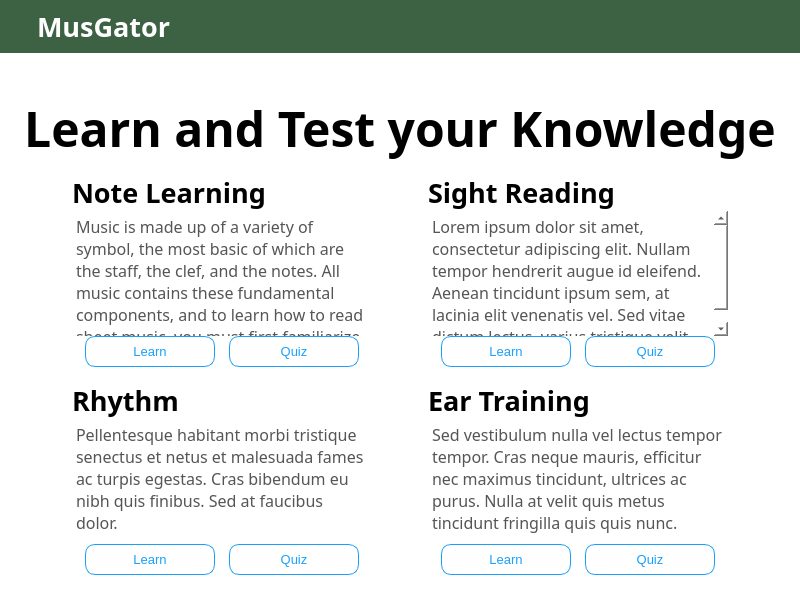
Qt form HomePage.ui (ZachKrol/MusGator) before a commit.
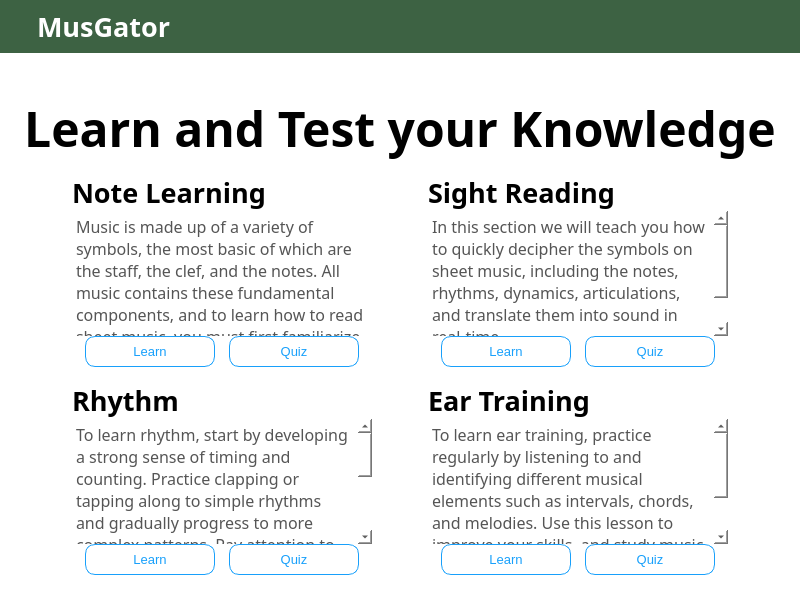
The same form after that commit. Icons and pictures are not drawn.

Commit message: lesson summary

```diff
--- a/HomePage.ui
+++ b/HomePage.ui
@@ -407,7 +407,7 @@
 &lt;html&gt;&lt;head&gt;&lt;meta name=&quot;qrichtext&quot; content=&quot;1&quot; /&gt;&lt;style type=&quot;text/css&quot;&gt;
 p, li { white-space: pre-wrap; }
 &lt;/style&gt;&lt;/head&gt;&lt;body style=&quot; font-family:'Tw Cen MT'; font-size:12pt; font-weight:400; font-style:normal;&quot;&gt;
-&lt;p style=&quot; margin-top:0px; margin-bottom:0px; margin-left:0px; margin-right:0px; -qt-block-indent:0; text-indent:0px;&quot;&gt;Music is made up of a variety of symbol, the most basic of which are the staff, the clef, and the notes. All music contains these fundamental components, and to learn how to read sheet music, you must first familiarize yourself with these basics&lt;/p&gt;&lt;/body&gt;&lt;/html&gt;</string>
+&lt;p style=&quot; margin-top:0px; margin-bottom:0px; margin-left:0px; margin-right:0px; -qt-block-indent:0; text-indent:0px;&quot;&gt;Music is made up of a variety of symbols, the most basic of which are the staff, the clef, and the notes. All music contains these fundamental components, and to learn how to read sheet music, you must first familiarize yourself with these basics&lt;/p&gt;&lt;/body&gt;&lt;/html&gt;</string>
             </property>
            </widget>
           </item>
@@ -566,7 +566,8 @@
 &lt;html&gt;&lt;head&gt;&lt;meta name=&quot;qrichtext&quot; content=&quot;1&quot; /&gt;&lt;style type=&quot;text/css&quot;&gt;
 p, li { white-space: pre-wrap; }
 &lt;/style&gt;&lt;/head&gt;&lt;body style=&quot; font-family:'Tw Cen MT'; font-size:12pt; font-weight:400; font-style:normal;&quot;&gt;
-&lt;p style=&quot; margin-top:0px; margin-bottom:0px; margin-left:0px; margin-right:0px; -qt-block-indent:0; text-indent:0px;&quot;&gt;Pellentesque habitant morbi tristique senectus et netus et malesuada fames ac turpis egestas. Cras bibendum eu nibh quis finibus. Sed at faucibus dolor.&lt;/p&gt;&lt;/body&gt;&lt;/html&gt;</string>
+&lt;p style=&quot; margin-top:0px; margin-bottom:0px; margin-left:0px; margin-right:0px; -qt-block-indent:0; text-indent:0px;&quot;&gt;To learn rhythm, start by developing a strong sense of timing and counting. Practice clapping or tapping along to simple rhythms and gradually progress to more complex patterns. Pay attention to the relationship between notes and rests and how they fit into the beat, and practice playing or singing along with a metronome or backing track to improve your accuracy and consistency.
+&lt;/p&gt;&lt;/body&gt;&lt;/html&gt;</string>
             </property>
            </widget>
           </item>
@@ -766,8 +767,8 @@
              <string>&lt;!DOCTYPE HTML PUBLIC &quot;-//W3C//DTD HTML 4.0//EN&quot; &quot;http://www.w3.org/TR/REC-html40/strict.dtd&quot;&gt;
 &lt;html&gt;&lt;head&gt;&lt;meta name=&quot;qrichtext&quot; content=&quot;1&quot; /&gt;&lt;style type=&quot;text/css&quot;&gt;
 p, li { white-space: pre-wrap; }
-&lt;/style&gt;&lt;/head&gt;&lt;body style=&quot; font-family:'Tw Cen MT'; font-size:12pt; font-weight:400; font-style:normal;&quot;&gt;
-&lt;p style=&quot; margin-top:0px; margin-bottom:0px; margin-left:0px; margin-right:0px; -qt-block-indent:0; text-indent:0px;&quot;&gt;Lorem ipsum dolor sit amet, consectetur adipiscing elit. Nullam tempor hendrerit augue id eleifend. Aenean tincidunt ipsum sem, at lacinia elit venenatis vel. Sed vitae dictum lectus, varius tristique velit.&lt;/p&gt;&lt;/body&gt;&lt;/html&gt;</string>
+&lt;/style&gt;&lt;/head&gt;&lt;body style=&quot; font-family:'Tw Cen MT'; font-size:12pt; font-weight:400; font-style:normal;&quot;&gt;In this section we will teach you how to quickly decipher the symbols on sheet music, including the notes, rhythms, dynamics, articulations, and translate them into sound in real-time. 
+&lt;p style=&quot; margin-top:0px; margin-bottom:0px; margin-left:0px; margin-right:0px; -qt-block-indent:0; text-indent:0px;&quot;&gt;&lt;/p&gt;&lt;/body&gt;&lt;/html&gt;</string>
             </property>
            </widget>
           </item>
@@ -926,7 +927,7 @@
 &lt;html&gt;&lt;head&gt;&lt;meta name=&quot;qrichtext&quot; content=&quot;1&quot; /&gt;&lt;style type=&quot;text/css&quot;&gt;
 p, li { white-space: pre-wrap; }
 &lt;/style&gt;&lt;/head&gt;&lt;body style=&quot; font-family:'Tw Cen MT'; font-size:12pt; font-weight:400; font-style:normal;&quot;&gt;
-&lt;p style=&quot; margin-top:0px; margin-bottom:0px; margin-left:0px; margin-right:0px; -qt-block-indent:0; text-indent:0px;&quot;&gt;Sed vestibulum nulla vel lectus tempor tempor. Cras neque mauris, efficitur nec maximus tincidunt, ultrices ac purus. Nulla at velit quis metus tincidunt fringilla quis quis nunc.&lt;/p&gt;&lt;/body&gt;&lt;/html&gt;</string>
+&lt;p style=&quot; margin-top:0px; margin-bottom:0px; margin-left:0px; margin-right:0px; -qt-block-indent:0; text-indent:0px;&quot;&gt;To learn ear training, practice regularly by listening to and identifying different musical elements such as intervals, chords, and melodies. Use this lesson to improve your skills, and study music theory to understand the structure and patterns in music. &lt;/p&gt;&lt;/body&gt;&lt;/html&gt;</string>
             </property>
            </widget>
           </item>
```
The commit also changes 1 other file.
